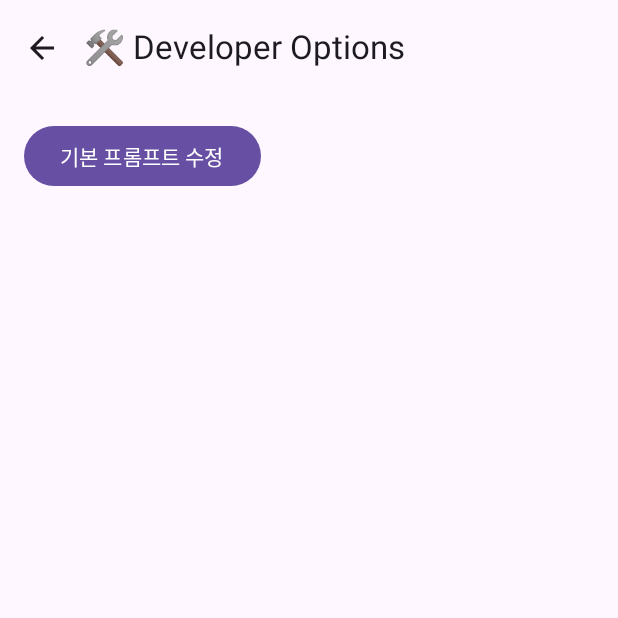
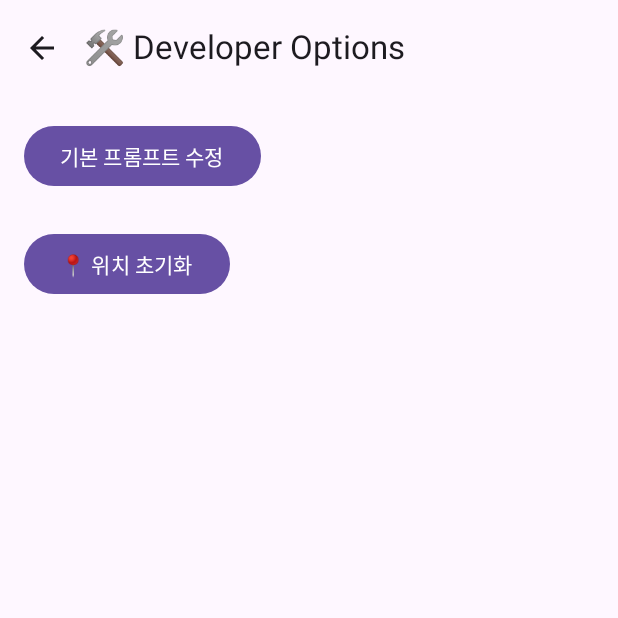
Before and after one commit to Heo-Donghyuk/PNU-SW-Design, an Android app built with Jetpack Compose: the DeveloperScreenActivity screen opened directly, with no data from a screen before it, on a phone screen of 412 x 824 dp, the top half of it. Run offline under Robolectric (Android 15) with nearby library versions, the phone set to English and light mode, and no system bars.

Commit message:
feat: 개발자 화면에 위치 초기화 버튼 두기
------
DeveloperScreenActivity.kt에 위치 초기화 버튼을 추가

```diff
--- a/app/src/main/java/com/pnu/myweather/feature/developer/view/DeveloperScreenActivity.kt
+++ b/app/src/main/java/com/pnu/myweather/feature/developer/view/DeveloperScreenActivity.kt
@@ -7,6 +7,7 @@ import androidx.activity.compose.LocalActivity
 import androidx.activity.compose.setContent
 import androidx.compose.foundation.layout.Arrangement
 import androidx.compose.foundation.layout.Column
+import androidx.compose.foundation.layout.Spacer
 import androidx.compose.foundation.layout.fillMaxSize
 import androidx.compose.foundation.layout.padding
 import androidx.compose.material.icons.Icons
@@ -22,6 +23,7 @@ import androidx.compose.runtime.Composable
 import androidx.compose.ui.Modifier
 import androidx.compose.ui.platform.LocalContext
 import androidx.compose.ui.unit.dp
+import com.pnu.myweather.feature.setting.view.LocationPreference
 
 
 class DeveloperScreenActivity : ComponentActivity() {
@@ -64,6 +66,17 @@ fun DeveloperScreen() {
             }
 
             // 앞으로 여기 다른 개발자용 기능 버튼들도 추가하면 돼!
+            Spacer(Modifier.padding(vertical = 12.dp))
+
+            // ✅ 위치 초기화 버튼 추가
+            Button(
+                onClick = {
+                    LocationPreference.clear(context)
+                }
+            ) {
+                Text("📍 위치 초기화")
+            }
+
         }
     }
 }
```
